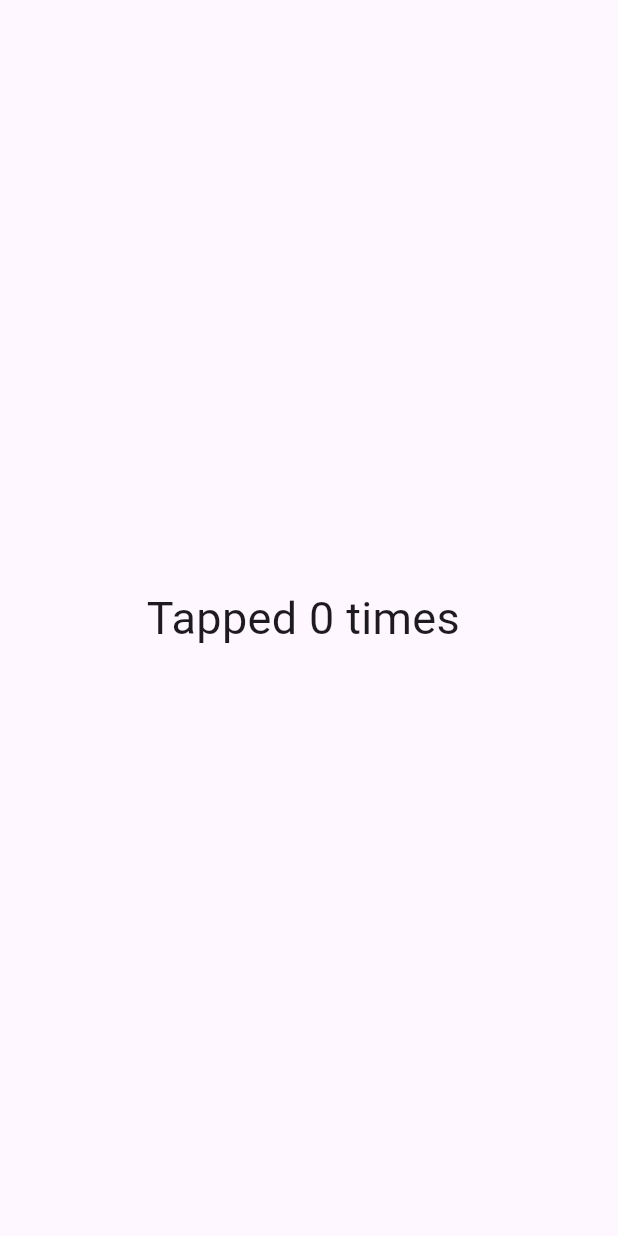
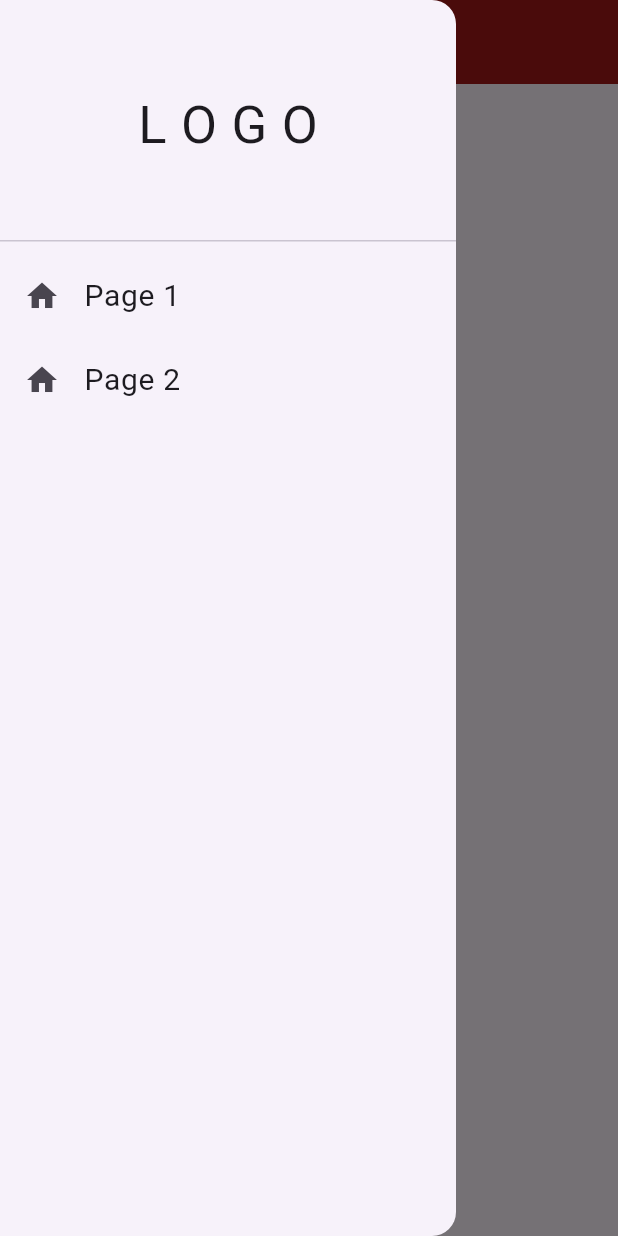
Before and after one commit to gulyilmazz/widgets_flutter, a Flutter app: the screen it shows after launch, with the side drawer open (before the commit the screen has no drawer), on a phone screen of 412 x 824 dp. Run offline on Flutter 3.47's test engine with Material 3 defaults, Android fonts, the light colour scheme and no system bars.

Commit message:
6 widget eklendi

```diff
--- a/lib/main.dart
+++ b/lib/main.dart
@@ -1,10 +1,16 @@
 import 'package:flutter/material.dart';
-import 'package:widgets_flutter/widgets/8gesture_detector.dart';
+//import 'package:widgets_flutter/widgets/8gesture_detector.dart';
+//import 'package:widgets_flutter/9bottom_naw.dart';
+//import 'package:widgets_flutter/widgets/9bottombar.dart';
+//import 'package:widgets_flutter/widgets/8gesture_detector.dart';
 //import 'package:widgets_flutter/widgets/column_row.dart';
 //import 'package:widgets_flutter/widgets/listview_builder.dart';
 //import 'package:widgets_flutter/widgets/cliprrect.dart';
 //import 'package:widgets_flutter/widgets/image.dart';
-import 'package:widgets_flutter/widgets/7gridview.dart';
+//import 'package:widgets_flutter/widgets/7gridview.dart';
+//import 'package:widgets_flutter/widgets/9bottombar.dart';
+//import 'package:widgets_flutter/widgets/9c_AppBar.dart';
+import 'package:widgets_flutter/widgets/9d.drawer.dart';
 
 void main() {
   runApp(const MyApp());
@@ -17,7 +23,7 @@ class MyApp extends StatelessWidget {
   Widget build(BuildContext context) {
     return MaterialApp(
       debugShowCheckedModeBanner: false,
-      home: HomePage(), // Ana ekran sayfasını göster
+      home: Mydrawer(), // Ana ekran sayfasını göster
     );
   }
 }
--- /dev/null
+++ b/lib/widgets/9d.drawer.dart
@@ -0,0 +1,43 @@
+import 'package:flutter/material.dart';
+import 'package:widgets_flutter/widgets/9.1pages/home.dart';
+import 'package:widgets_flutter/widgets/9.1pages/message.dart';
+
+class Mydrawer extends StatelessWidget {
+  const Mydrawer({Key? key}) : super(key: key);
+
+  @override
+  Widget build(BuildContext context) {
+    return Scaffold(
+      appBar: AppBar(backgroundColor: const Color.fromARGB(255, 161, 24, 24)),
+      drawer: Drawer(
+        child: ListView(
+          children: [
+            DrawerHeader(
+              child: Center(
+                child: Text('L O G O', style: TextStyle(fontSize: 35)),
+              ),
+            ),
+            ListTile(
+              leading: Icon(Icons.home),
+              title: Text('Page 1', style: TextStyle(fontSize: 20)),
+              onTap: () {
+                Navigator.of(
+                  context,
+                ).push(MaterialPageRoute(builder: (context) => UserHome()));
+              },
+            ),
+            ListTile(
+              leading: Icon(Icons.home),
+              title: Text('Page 2', style: TextStyle(fontSize: 20)),
+              onTap: () {
+                Navigator.of(
+                  context,
+                ).push(MaterialPageRoute(builder: (context) => UserMessage()));
+              },
+            ),
+          ],
+        ),
+      ),
+    );
+  }
+}
```
Also changed, not shown: lib/widgets/9.1pages/account.dart (added, +10 -0 lines), lib/widgets/9.1pages/home.dart (added, +10 -0 lines), lib/widgets/9.1pages/message.dart (added, +10 -0 lines), lib/widgets/9.1pages/settings.dart (added, +10 -0 lines), lib/widgets/9bottombar.dart (added, +54 -0 lines), lib/widgets/9c_AppBar.dart (added, +35 -0 lines).
